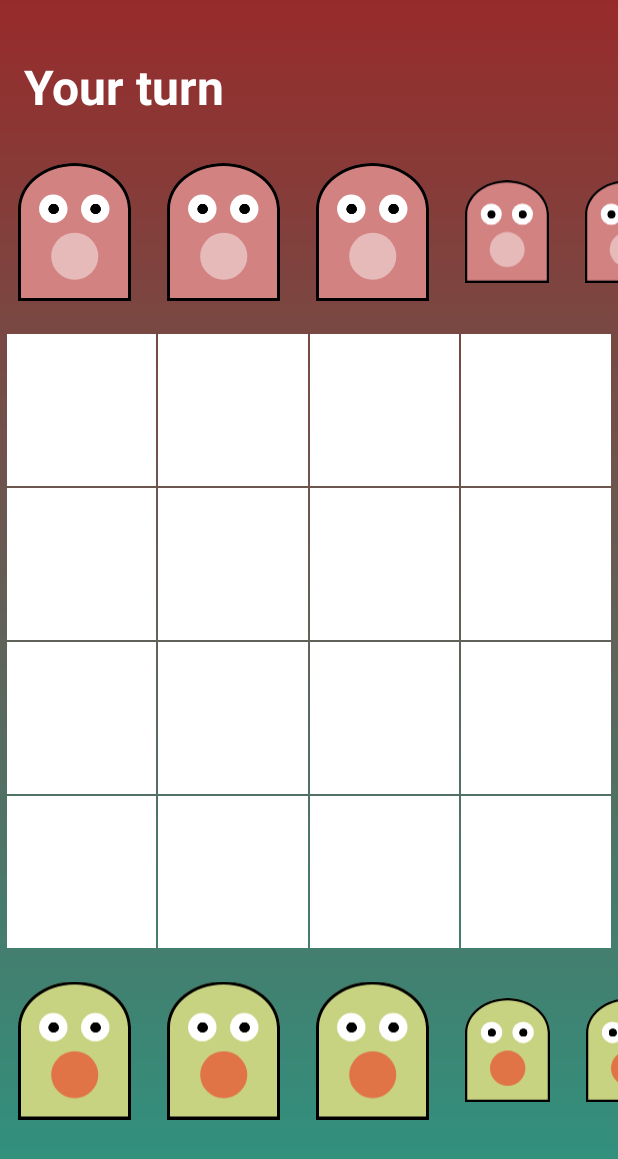
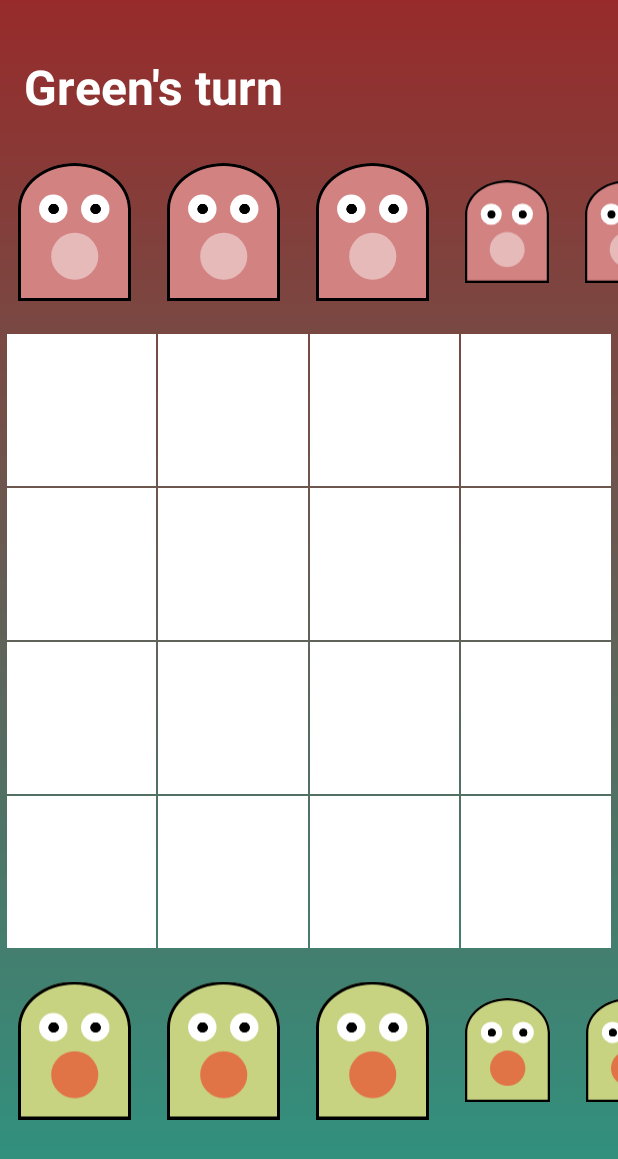
Before and after one commit to Jeffreytht/Gobblet, an Android app: the screen it shows after launch (GobbletActivity), after a tap on "Two Players", on a phone screen of 412 x 824 dp. Shown: the top 1159 px of the screen. Run offline under Robolectric (Android 15) with nearby library versions, the light colour scheme and no system bars; our stand-ins replace AdMob, Dagger/Hilt's generated code, RxJava, data binding.

Commit message:
(Feat)[Gobblet] Integrate game flow

```diff
--- a/app/build.gradle
+++ b/app/build.gradle
@@ -46,6 +46,8 @@ android {
 }
 
 def dagger_version = "2.41"
+def rxJava_version = "3.1.4"
+def rxAndroid_version = "3.0.0"
 
 dependencies {
 
@@ -55,5 +57,7 @@ dependencies {
     implementation 'androidx.constraintlayout:constraintlayout:2.1.3'
     implementation "com.google.dagger:dagger:$dagger_version"
     implementation 'com.google.android.gms:play-services-ads:20.6.0'
+    implementation "io.reactivex.rxjava3:rxjava:$rxJava_version"
+    implementation "io.reactivex.rxjava3:rxandroid:$rxAndroid_version"
     kapt "com.google.dagger:dagger-compiler:$dagger_version"
 }
--- a/app/src/main/java/com/jeffreytht/gobblet/di/GameComponent.kt
+++ b/app/src/main/java/com/jeffreytht/gobblet/di/GameComponent.kt
@@ -1,8 +1,13 @@
 package com.jeffreytht.gobblet.di
 
 import com.jeffreytht.gobblet.model.Game
+import com.jeffreytht.gobblet.model.GobbletMode
 import dagger.BindsInstance
 import dagger.Component
+import javax.inject.Named
+
+const val DIMENSION = "DIMENSION"
+const val GOBBLET_MODE = "GOBBLET_MODE"
 
 @Component(modules = [GameModule::class])
 interface GameComponent {
@@ -11,7 +16,10 @@ interface GameComponent {
     @Component.Builder
     interface Builder {
         @BindsInstance
-        fun withDimension(dimension: Int): Builder
+        fun withDimension(@Named(DIMENSION) dimension: Int): Builder
+
+        @BindsInstance
+        fun withGobbletMode(@Named(GOBBLET_MODE) @GobbletMode.Mode gobbletMode: Int): Builder
 
         fun build(): GameComponent
     }
--- a/app/src/main/java/com/jeffreytht/gobblet/di/GameModule.kt
+++ b/app/src/main/java/com/jeffreytht/gobblet/di/GameModule.kt
@@ -1,15 +1,20 @@
 package com.jeffreytht.gobblet.di
 
 import com.jeffreytht.gobblet.model.Game
+import com.jeffreytht.gobblet.model.GobbletMode
 import dagger.Module
 import dagger.Provides
+import javax.inject.Named
 
 @Module
 interface GameModule {
     companion object {
         @Provides
-        fun providesGame(dimension: Int): Game {
-            return Game(dimension)
+        fun providesGame(
+            @Named(DIMENSION) dimension: Int,
+            @Named(GOBBLET_MODE) @GobbletMode.Mode gobbletMode: Int
+        ): Game {
+            return Game(dimension, gobbletMode)
         }
     }
 }
--- a/app/src/main/java/com/jeffreytht/gobblet/di/GobbletActivityModule.kt
+++ b/app/src/main/java/com/jeffreytht/gobblet/di/GobbletActivityModule.kt
@@ -2,11 +2,13 @@ package com.jeffreytht.gobblet.di
 
 import android.content.Context
 import androidx.lifecycle.ViewModelProvider
+import com.jeffreytht.gobblet.model.GobbletMode
 import com.jeffreytht.gobblet.ui.GobbletActivity
 import com.jeffreytht.gobblet.ui.GobbletActivityViewModel
 import com.jeffreytht.gobblet.util.ResourcesProvider
 import dagger.Module
 import dagger.Provides
+import javax.inject.Named
 
 @Module
 interface GobbletActivityModule {
@@ -15,7 +17,8 @@ interface GobbletActivityModule {
         fun providesGobbletActivityViewModel(
             gobbletActivity: GobbletActivity,
             context: Context,
-            dimension: Int,
+            @Named(DIMENSION) dimension: Int,
+            @Named(GOBBLET_MODE) @GobbletMode.Mode gobbletMode: Int,
             resourcesProvider: ResourcesProvider
         ): GobbletActivityViewModel {
             return ViewModelProvider(
@@ -23,6 +26,7 @@ interface GobbletActivityModule {
                 GobbletActivityViewModelFactory(
                     dimension,
                     context,
+                    gobbletMode,
                     resourcesProvider
                 )
             ).get(
--- a/app/src/main/java/com/jeffreytht/gobblet/di/GobbletActivityViewModelFactory.kt
+++ b/app/src/main/java/com/jeffreytht/gobblet/di/GobbletActivityViewModelFactory.kt
@@ -3,17 +3,19 @@ package com.jeffreytht.gobblet.di
 import android.content.Context
 import androidx.lifecycle.ViewModel
 import androidx.lifecycle.ViewModelProvider
+import com.jeffreytht.gobblet.model.GobbletMode
 import com.jeffreytht.gobblet.ui.GobbletActivityViewModel
 import com.jeffreytht.gobblet.util.ResourcesProvider
 
 class GobbletActivityViewModelFactory(
     private val dimension: Int,
     private val context: Context,
+    @GobbletMode.Mode private val gobbletMode: Int,
     private val resourcesProvider: ResourcesProvider
 ) :
     ViewModelProvider.Factory {
     override fun <T : ViewModel?> create(modelClass: Class<T>): T {
         @Suppress("UNCHECKED_CAST")
-        return GobbletActivityViewModel(dimension, context, resourcesProvider) as T
+        return GobbletActivityViewModel(dimension, context, gobbletMode, resourcesProvider) as T
     }
 }
--- a/app/src/main/java/com/jeffreytht/gobblet/model/Peace.kt
+++ b/app/src/main/java/com/jeffreytht/gobblet/model/Peace.kt
@@ -26,6 +26,7 @@ data class Peace(
     @Retention(AnnotationRetention.SOURCE)
     annotation class Size
 
+    @Target(AnnotationTarget.PROPERTY, AnnotationTarget.VALUE_PARAMETER, AnnotationTarget.TYPE)
     @IntDef(GREEN, RED)
     @Retention(AnnotationRetention.SOURCE)
     annotation class Color
--- a/app/src/main/java/com/jeffreytht/gobblet/ui/GobbletActivity.kt
+++ b/app/src/main/java/com/jeffreytht/gobblet/ui/GobbletActivity.kt
@@ -5,6 +5,7 @@ import androidx.appcompat.app.AppCompatActivity
 import com.google.android.gms.ads.MobileAds
 import com.jeffreytht.gobblet.databinding.ActivityGobbletBinding
 import com.jeffreytht.gobblet.di.DaggerGobbletActivityComponent
+import com.jeffreytht.gobblet.model.GobbletMode
 import javax.inject.Inject
 
 class GobbletActivity : AppCompatActivity() {
@@ -17,11 +18,15 @@ class GobbletActivity : AppCompatActivity() {
     private lateinit var binding: ActivityGobbletBinding
 
     override fun onCreate(savedInstanceState: Bundle?) {
+        @GobbletMode.Mode val gobbletMode =
+            intent.getIntExtra(GOBBLET_MODE, GobbletMode.SINGLE_PLAYER)
+
         DaggerGobbletActivityComponent
             .builder()
             .withDimension(4)
             .withContext(this)
             .withActivity(this)
+            .withGobbletMode(gobbletMode)
             .build()
             .inject(this)
 
--- a/app/src/main/java/com/jeffreytht/gobblet/ui/GobbletActivityViewModel.kt
+++ b/app/src/main/java/com/jeffreytht/gobblet/ui/GobbletActivityViewModel.kt
@@ -3,27 +3,39 @@ package com.jeffreytht.gobblet.ui
 import android.content.Context
 import android.os.Build
 import android.widget.ImageView
+import android.widget.Toast
+import androidx.annotation.ColorRes
+import androidx.databinding.ObservableField
 import androidx.lifecycle.ViewModel
 import androidx.recyclerview.widget.GridLayoutManager
 import androidx.recyclerview.widget.LinearLayoutManager
 import androidx.recyclerview.widget.RecyclerView
 import com.google.android.gms.ads.AdRequest
+import com.jeffreytht.gobblet.R
 import com.jeffreytht.gobblet.databinding.ActivityGobbletBinding
 import com.jeffreytht.gobblet.di.DaggerGameComponent
 import com.jeffreytht.gobblet.di.DaggerGridAdapterComponent
 import com.jeffreytht.gobblet.di.DaggerPeaceAdapterComponent
+import com.jeffreytht.gobblet.model.GobbletMode
 import com.jeffreytht.gobblet.model.Grid
 import com.jeffreytht.gobblet.model.Peace
 import com.jeffreytht.gobblet.model.Peace.Companion.GREEN
 import com.jeffreytht.gobblet.model.Peace.Companion.RED
 import com.jeffreytht.gobblet.util.PeaceHandler
 import com.jeffreytht.gobblet.util.ResourcesProvider
+import io.reactivex.rxjava3.core.Observable
+import io.reactivex.rxjava3.disposables.CompositeDisposable
 
 class GobbletActivityViewModel(
     dimension: Int,
     context: Context,
+    @GobbletMode.Mode private val gobbletMode: Int,
     private val resourcesProvider: ResourcesProvider,
 ) : ViewModel(), PeaceHandler {
+    private val disposable = CompositeDisposable()
+    var observableTitle = ObservableField<String>()
+    var observableTitleColor = ObservableField<@ColorRes Int>(R.color.white)
+
     companion object {
         const val PEACES_COUNT = 12
         const val SCALE_DIFF = 0.25f
@@ -32,6 +44,7 @@ class GobbletActivityViewModel(
     private val game = DaggerGameComponent
         .builder()
         .withDimension(dimension)
+        .withGobbletMode(gobbletMode)
         .build()
         .provideGame()
 
@@ -66,12 +79,41 @@ class GobbletActivityViewModel(
         game.registerGameInteractor(peacesAdapterMap.values)
     }
 
-
     fun init(binding: ActivityGobbletBinding, context: Context) {
+        binding.vm = this
         binding.adViewGobblet.loadAd(AdRequest.Builder().build())
         initializePeaces(binding.recyclerViewRedPeaces, RED, context)
         initializePeaces(binding.recyclerViewGreenPeaces, GREEN, context)
         initializeGrids(binding.gobbletRecyclerView, context)
+        disposable.addAll(
+            game
+                .getPlayerTurnObservable()
+                .subscribe {
+                    observableTitleColor.set(R.color.white)
+                    observableTitle.set(
+                        resourcesProvider.getString(
+                            R.string.player_turn,
+                            resourcesProvider.getString(if (it == GREEN) R.string.green else R.string.red)
+                        )
+                    )
+                },
+            game
+                .getWinnerObservable()
+                .distinctUntilChanged()
+                .subscribe { color ->
+                    if (color != GREEN && color != RED) {
+                        return@subscribe
+                    }
+                    resourcesProvider.getString(
+                        R.string.player_win,
+                        resourcesProvider.getString(if (color == GREEN) R.string.green else R.string.red)
+                    ).let {
+                        resourcesProvider.makeToast(it, Toast.LENGTH_SHORT)
+                        observableTitleColor.set(R.color.yellow)
+                        observableTitle.set(it)
+                    }
+                }
+        )
     }
 
     private fun initializeGrids(
@@ -98,10 +140,26 @@ class GobbletActivityViewModel(
 
     override fun onLongClick(peace: Peace, imageView: ImageView): Boolean {
         if (Build.VERSION.SDK_INT >= Build.VERSION_CODES.N) {
-            val myShadow = resourcesProvider.getDrawable(peace.resId)?.let {
-                PeaceShadow(it, imageView)
-            }
-            imageView.startDragAndDrop(null, myShadow, peace, 0)
+            Observable.combineLatest(
+                game.getPlayerTurnObservable(),
+                game.getWinnerObservable()
+            ) { playerTurn, winner -> Pair(playerTurn, winner) }
+                .firstElement()
+                .filter { it.second == -1 }
+                .map { it.first }
+                .subscribe { it ->
+                    if (it != peace.color) {
+                        resourcesProvider.makeToast(
+                            resourcesProvider.getString(R.string.not_your_turn),
+                            Toast.LENGTH_SHORT
+                        )
+                        return@subscribe
+                    }
+                    val myShadow = resourcesProvider.getDrawable(peace.resId)?.let {
+                        PeaceShadow(it, imageView)
+                    }
+                    imageView.startDragAndDrop(null, myShadow, peace, 0)
+                }
         }
         return true
     }
--- a/app/src/main/java/com/jeffreytht/gobblet/ui/HomeActivityViewModel.kt
+++ b/app/src/main/java/com/jeffreytht/gobblet/ui/HomeActivityViewModel.kt
@@ -1,8 +1,7 @@
 package com.jeffreytht.gobblet.ui
 
 import androidx.annotation.DrawableRes
-import androidx.databinding.Observable
-import androidx.databinding.PropertyChangeRegistry
+import androidx.databinding.ObservableField
 import androidx.lifecycle.ViewModel
 import com.jeffreytht.gobblet.R
 import com.jeffreytht.gobblet.model.GobbletMode.Companion.SINGLE_PLAYER
@@ -10,9 +9,9 @@ import com.jeffreytht.gobblet.model.GobbletMode.Companion.TWO_PLAYERS
 import com.jeffreytht.gobblet.util.GobbletController
 
 class HomeActivityViewModel constructor(private val gobbletController: GobbletController) :
-    ViewModel(), Observable {
-    private val callbacks = PropertyChangeRegistry()
+    ViewModel() {
     private var isVolumeOn = true
+    var volumeIcon = ObservableField<@DrawableRes Int>(getVolumeIcons())
 
     fun onSinglePlayerClicked() {
         gobbletController.update(SINGLE_PLAYER)
@@ -24,27 +23,15 @@ class HomeActivityViewModel constructor(private val gobbletController: GobbletCo
 
     fun onVolumeClicked() {
         isVolumeOn = !isVolumeOn
-        notifyPropertyChanged()
+        volumeIcon.set(getVolumeIcons())
     }
 
     @DrawableRes
-    fun getVolumeIcon(): Int {
+    fun getVolumeIcons(): Int {
         return if (isVolumeOn) {
             R.drawable.ic_volume_up
         } else {
             R.drawable.ic_volume_off
         }
     }
-
-    override fun addOnPropertyChangedCallback(callback: Observable.OnPropertyChangedCallback?) {
-        callbacks.add(callback)
-    }
-
-    override fun removeOnPropertyChangedCallback(callback: Observable.OnPropertyChangedCallback?) {
-        callbacks.remove(callback)
-    }
-
-    private fun notifyPropertyChanged() {
-        callbacks.notifyCallbacks(this, 0, null)
-    }
 }
--- a/app/src/main/java/com/jeffreytht/gobblet/util/ResourcesProvider.kt
+++ b/app/src/main/java/com/jeffreytht/gobblet/util/ResourcesProvider.kt
@@ -2,7 +2,9 @@ package com.jeffreytht.gobblet.util
 
 import android.content.Context
 import android.graphics.drawable.Drawable
+import android.widget.Toast
 import androidx.annotation.DrawableRes
+import androidx.annotation.StringRes
 import androidx.core.content.res.ResourcesCompat
 
 class ResourcesProvider(private val context: Context) {
@@ -16,4 +18,16 @@ class ResourcesProvider(private val context: Context) {
         drawable?.let { aspectRatio = it.intrinsicWidth.toFloat() / it.intrinsicHeight }
         return aspectRatio
     }
+
+    fun getString(@StringRes resId: Int, vararg formatArgs: Any): String {
+        return context.getString(resId, *formatArgs)
+    }
+
+    fun makeToast(@StringRes resId: Int, duration: Int) {
+        Toast.makeText(context, resId, duration).show()
+    }
+
+    fun makeToast(message: String, duration: Int) {
+        Toast.makeText(context, message, duration).show()
+    }
 }
--- a/app/src/main/res/layout/activity_gobblet.xml
+++ b/app/src/main/res/layout/activity_gobblet.xml
@@ -6,6 +6,9 @@
 
     <data>
 
+        <variable
+            name="vm"
+            type="com.jeffreytht.gobblet.ui.GobbletActivityViewModel" />
     </data>
 
     <androidx.constraintlayout.widget.ConstraintLayout
@@ -15,13 +18,13 @@
         tools:context=".ui.GobbletActivity">
 
         <TextView
-            android:id="@+id/textView3"
+            android:id="@+id/textViewPlayerTurn"
             android:layout_width="wrap_content"
             android:layout_height="wrap_content"
             android:layout_marginStart="16dp"
             android:layout_marginTop="36dp"
-            android:text="@string/your_turn"
-            android:textColor="@color/white"
+            android:text="@{vm.observableTitle}"
+            android:textColor="@{context.getColor(vm.observableTitleColor)}"
             android:textSize="32sp"
             android:textStyle="bold"
             app:layout_constraintStart_toStartOf="parent"
@@ -47,7 +50,7 @@
             ads:layout_constraintBottom_toBottomOf="parent"
             ads:layout_constraintEnd_toEndOf="parent"
             ads:layout_constraintStart_toStartOf="parent"
-            ads:layout_constraintTop_toBottomOf="@+id/textView3">
+            ads:layout_constraintTop_toBottomOf="@+id/textViewPlayerTurn">
 
             <androidx.recyclerview.widget.RecyclerView
                 android:id="@+id/recyclerViewRedPeaces"
--- a/app/src/main/res/values/colors.xml
+++ b/app/src/main/res/values/colors.xml
@@ -4,4 +4,5 @@
     <color name="white">#FFFFFFFF</color>
     <color name="bgRed">#972B2B</color>
     <color name="bgGreen">#2B9783</color>
+    <color name="yellow">#FAFF00</color>
 </resources>
--- a/app/src/main/res/values/strings.xml
+++ b/app/src/main/res/values/strings.xml
@@ -5,6 +5,10 @@
     <string name="ic_volume">volume</string>
     <string name="single_player">Single Player</string>
     <string name="two_players">Two Players</string>
-    <string name="your_turn">Your turn</string>
     <string name="peace">Peace</string>
+    <string name="player_turn">%1$s\'s turn</string>
+    <string name="not_your_turn">It\'s not your turn</string>
+    <string name="player_win">%1$s win!!!</string>
+    <string name="green">Green</string>
+    <string name="red">Red</string>
 </resources>
```
Also changed, not shown: app/src/main/java/com/jeffreytht/gobblet/di/GobbletActivityComponent.kt (+6 -1 lines), app/src/main/java/com/jeffreytht/gobblet/model/Game.kt (+34 -20 lines).
